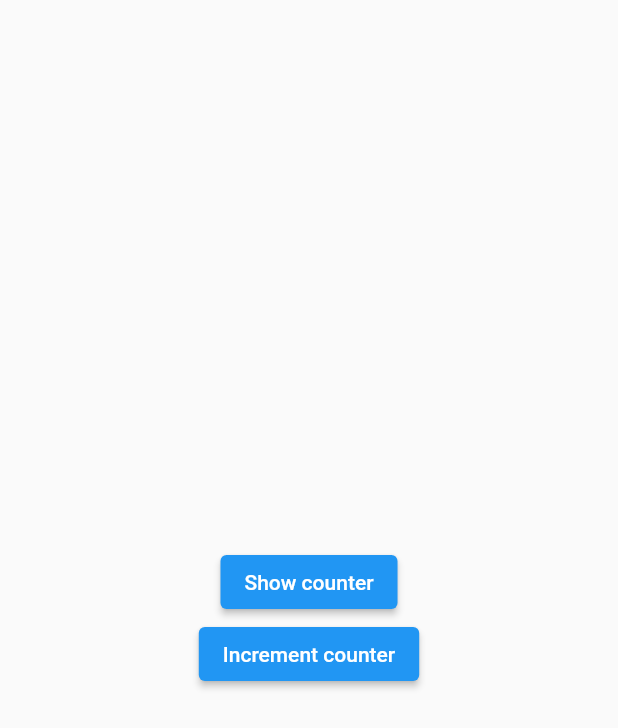
After one commit to a01r066/flutter_bloc_demo, a Flutter app: the screen it shows after launch, on a phone screen of 412 x 824 dp. The commit adds this screen. Shown: the top 728 px of the screen. Run offline on Flutter 3.47's test engine with Material 2 defaults, Android fonts, the phone set to English and light mode, and no system bars; our stand-ins replace bloc, equatable, flutter_bloc.

Commit message:
Bloc access anonymous route, named route access

```diff
--- a/lib/app_widget.dart
+++ b/lib/app_widget.dart
@@ -1,5 +1,6 @@
 import 'package:bloc_demo/blocs/bloc2bloc/bloc_color_increment_page.dart';
 import 'package:bloc_demo/blocs/bloc2bloc_BlocListener/blcolor_increment_page.dart';
+import 'package:bloc_demo/blocs/bloc_access_context/bac_increment_page.dart';
 import 'package:bloc_demo/blocs/counter/bloc_counter.dart';
 import 'package:bloc_demo/blocs/theme/theme_page.dart';
 import 'package:bloc_demo/cubits/cubit2cubit/color_increment_page.dart';
@@ -7,11 +8,21 @@ import 'package:bloc_demo/cubits/cubit2cubit_bloclistener/cb_color_increment_pag
 import 'package:bloc_demo/cubits/theme/cubit_theme_page.dart';
 import 'package:flutter/material.dart';
 import 'package:flutter_bloc/flutter_bloc.dart';
+import 'blocs/bloc_access_named_route/banr_increment_page.dart';
 import 'blocs/counter/bloc_counter_page.dart';
 
 class AppWidget extends StatelessWidget {
   @override
   Widget build(BuildContext context) {
+    // Bloc Access Named Route
+    return BanrIncrementPage();
+
+    // Bloc Access Anonymous Route
+    // return BaarcIncrementPage();
+
+    // Bloc access context
+    // return BacIncrementPage();
+
     // Bloc to Bloc BlocListener - Color increment
     // return const BlColorIncrementPage();
 
@@ -19,7 +30,7 @@ class AppWidget extends StatelessWidget {
     // return BlocColorIncrementPage();
 
     // Cubit to cubit BlocListener - Color increment
-    return CbColorIncrementPage();
+    // return CbColorIncrementPage();
 
     // Cubit to Cubit - Color increment
     // return ColorIncrementPage();
--- /dev/null
+++ b/lib/blocs/bloc_access_anonymous_route/baarc_increment_bloc.dart
@@ -0,0 +1,15 @@
+import 'dart:async';
+
+import 'package:bloc/bloc.dart';
+import 'package:equatable/equatable.dart';
+
+part 'baarc_increment_event.dart';
+part 'baarc_increment_state.dart';
+
+class BaarcIncrementBloc extends Bloc<BaarcIncrementEvent, BaarcIncrementState> {
+  BaarcIncrementBloc() : super(BaarcIncrementState.initial()) {
+    on<ChangeBaarcIncrementEvent>((event, emit) {
+      emit(state.copyWith(increment: state.increment + 1));
+    });
+  }
+}
--- /dev/null
+++ b/lib/blocs/bloc_access_anonymous_route/baarc_increment_event.dart
@@ -0,0 +1,11 @@
+part of 'baarc_increment_bloc.dart';
+
+abstract class BaarcIncrementEvent extends Equatable {
+  const BaarcIncrementEvent();
+
+  @override
+  // TODO: implement props
+  List<Object?> get props => [];
+}
+
+class ChangeBaarcIncrementEvent extends BaarcIncrementEvent {}
--- /dev/null
+++ b/lib/blocs/bloc_access_anonymous_route/baarc_increment_state.dart
@@ -0,0 +1,18 @@
+part of 'baarc_increment_bloc.dart';
+
+class BaarcIncrementState extends Equatable {
+  const BaarcIncrementState({ required this.increment });
+
+  final int increment;
+
+  @override
+  List<Object> get props => [increment];
+
+  factory BaarcIncrementState.initial(){
+    return const BaarcIncrementState(increment: 0);
+  }
+
+  BaarcIncrementState copyWith({ int? increment }){
+    return BaarcIncrementState(increment: increment ?? this.increment);
+  }
+}
--- /dev/null
+++ b/lib/blocs/bloc_access_context/bac_increment_bloc.dart
@@ -0,0 +1,15 @@
+import 'dart:async';
+
+import 'package:bloc/bloc.dart';
+import 'package:equatable/equatable.dart';
+
+part 'bac_increment_event.dart';
+part 'bac_increment_state.dart';
+
+class BacIncrementBloc extends Bloc<BacIncrementEvent, BacIncrementState> {
+  BacIncrementBloc() : super(BacIncrementState.initial()) {
+    on<ChangeBacIncrementEvent>((event, emit) {
+      emit(state.copyWith(increment: state.increment + 1));
+    });
+  }
+}
--- /dev/null
+++ b/lib/blocs/bloc_access_context/bac_increment_event.dart
@@ -0,0 +1,11 @@
+part of 'bac_increment_bloc.dart';
+
+abstract class BacIncrementEvent extends Equatable {
+  const BacIncrementEvent();
+
+  @override
+  // TODO: implement props
+  List<Object?> get props => [];
+}
+
+class ChangeBacIncrementEvent extends BacIncrementEvent {}
--- /dev/null
+++ b/lib/blocs/bloc_access_context/bac_increment_state.dart
@@ -0,0 +1,23 @@
+part of 'bac_increment_bloc.dart';
+
+class BacIncrementState extends Equatable {
+  const BacIncrementState({ required this.increment });
+
+  final int increment;
+
+  @override
+  List<Object> get props => [increment];
+
+  @override
+  String toString() {
+    return "BacIncrementState(increment: $increment)";
+  }
+
+  factory BacIncrementState.initial(){
+    return const BacIncrementState(increment: 0);
+  }
+
+  BacIncrementState copyWith({ int? increment }){
+    return BacIncrementState(increment: increment ?? this.increment);
+  }
+}
--- /dev/null
+++ b/lib/blocs/bloc_access_named_route/banr_increment_bloc.dart
@@ -0,0 +1,15 @@
+import 'dart:async';
+
+import 'package:bloc/bloc.dart';
+import 'package:equatable/equatable.dart';
+
+part 'banr_increment_event.dart';
+part 'banr_increment_state.dart';
+
+class BanrIncrementBloc extends Bloc<BanrIncrementEvent, BanrIncrementState> {
+  BanrIncrementBloc() : super(BanrIncrementState.initial()) {
+    on<ChangeBanrIncrementEvent>((event, emit) {
+      emit(state.copyWith(increment: state.increment + 1));
+    });
+  }
+}
--- /dev/null
+++ b/lib/blocs/bloc_access_named_route/banr_increment_event.dart
@@ -0,0 +1,11 @@
+part of 'banr_increment_bloc.dart';
+
+abstract class BanrIncrementEvent extends Equatable {
+  const BanrIncrementEvent();
+
+  @override
+  // TODO: implement props
+  List<Object?> get props => [];
+}
+
+class ChangeBanrIncrementEvent extends BanrIncrementEvent {}
--- /dev/null
+++ b/lib/blocs/bloc_access_named_route/banr_increment_page.dart
@@ -0,0 +1,67 @@
+import 'package:bloc_demo/blocs/bloc_access_named_route/banr_counter_page.dart';
+import 'package:flutter/material.dart';
+import 'package:flutter_bloc/flutter_bloc.dart';
+import 'banr_increment_bloc.dart';
+
+class BanrIncrementPage extends StatefulWidget {
+  @override
+  State<BanrIncrementPage> createState() => _BanrIncrementPageState();
+}
+
+class _BanrIncrementPageState extends State<BanrIncrementPage> {
+  final incrementBloc = BanrIncrementBloc();
+
+  @override
+  void dispose() {
+    incrementBloc.close();
+    super.dispose();
+  }
+
+  @override
+  Widget build(BuildContext context) {
+    return MaterialApp(
+      title: "Named Route",
+      routes: {
+        '/': (context) => BlocProvider.value(
+              value: incrementBloc,
+              child: const BanrIncrementWidget(),
+            ),
+        '/counter': (context) => BlocProvider.value(
+              value: incrementBloc,
+              child: const BanrCounterpage(),
+            ),
+      },
+    );
+  }
+}
+
+class BanrIncrementWidget extends StatelessWidget {
+  const BanrIncrementWidget({
+    Key? key,
+  }) : super(key: key);
+
+  @override
+  Widget build(BuildContext context) {
+    return Scaffold(
+      body: Center(
+        child: Column(
+          mainAxisAlignment: MainAxisAlignment.center,
+          children: [
+            ElevatedButton(
+                onPressed: () {
+                  Navigator.pushNamed(context, '/counter');
+                },
+                child: Text("Show counter")),
+            ElevatedButton(
+                onPressed: () {
+                  context
+                      .read<BanrIncrementBloc>()
+                      .add(ChangeBanrIncrementEvent());
+                },
+                child: Text("Increment counter")),
+          ],
+        ),
+      ),
+    );
+  }
+}
--- /dev/null
+++ b/lib/blocs/bloc_access_named_route/banr_increment_state.dart
@@ -0,0 +1,18 @@
+part of 'banr_increment_bloc.dart';
+
+class BanrIncrementState extends Equatable {
+  const BanrIncrementState({ required this.increment });
+
+  final int increment;
+
+  @override
+  List<Object> get props => [increment];
+
+  factory BanrIncrementState.initial(){
+    return const BanrIncrementState(increment: 0);
+  }
+
+  BanrIncrementState copyWith({ int? increment }){
+    return BanrIncrementState(increment: increment ?? this.increment);
+  }
+}
```
Also changed, not shown: lib/blocs/bloc_access_anonymous_route/baarc_counter_page.dart (added, +23 -0 lines), lib/blocs/bloc_access_anonymous_route/baarc_increment_page.dart (added, +58 -0 lines), lib/blocs/bloc_access_context/bac_increment_page.dart (added, +44 -0 lines), lib/blocs/bloc_access_named_route/banr_counter_page.dart (added, +23 -0 lines).
